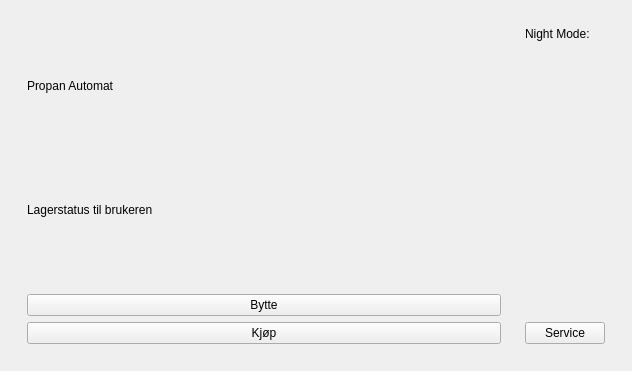
The window that PropanAutomatGui/Application/mainwidget.ui (theDarkar/PropanAutomatGui) describes before a commit, drawn with Qt 5.
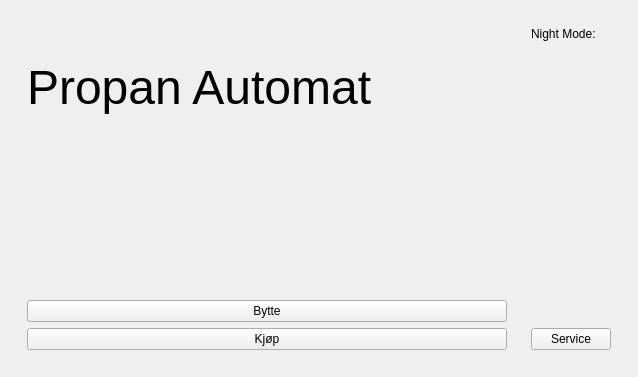
The same window after the commit. Icons and pictures are not drawn. Custom widgets are drawn as their Qt base class.

Patch:
```diff
--- a/PropanAutomatGui/Application/mainwidget.ui
+++ b/PropanAutomatGui/Application/mainwidget.ui
@@ -38,6 +38,12 @@
    <layout class="QVBoxLayout" name="verticalLayout_9">
     <item>
      <widget class="CDPBaseStackedWidget" name="cdpBaseStackedWidget">
+      <property name="minimumSize">
+       <size>
+        <width>620</width>
+        <height>359</height>
+       </size>
+      </property>
       <property name="currentIndex">
        <number>0</number>
       </property>
@@ -51,27 +57,21 @@
           <layout class="QVBoxLayout" name="verticalLayout">
            <item>
             <widget class="CDPBaseLabel" name="cdpBaseLabel">
-             <property name="contextMenuPolicy">
-              <enum>Qt::DefaultContextMenu</enum>
+             <property name="font">
+              <font>
+               <family>Arial</family>
+               <pointsize>36</pointsize>
+              </font>
              </property>
              <property name="text">
               <string>Propan Automat</string>
              </property>
-             <property name="textFormat">
-              <enum>Qt::AutoText</enum>
-             </property>
-             <property name="stylingType">
-              <enum>CDPBaseLabel::Title</enum>
-             </property>
             </widget>
            </item>
            <item>
-            <widget class="CDPBaseLostRoutingsLabel" name="CDPBaseLostRoutingsLabel_2">
+            <widget class="CDPBaseLabel" name="cdpBaseLabel_21">
              <property name="text">
-              <string>Lagerstatus til brukeren</string>
-             </property>
-             <property name="cdpRouting" stdset="0">
-              <string>PropanAutomatGui.ModbusMasterTCP.8-AI-short.AI4</string>
+              <string/>
              </property>
             </widget>
            </item>
```
Left out of the diff: 5 changed lines with no effect on the pictures.
